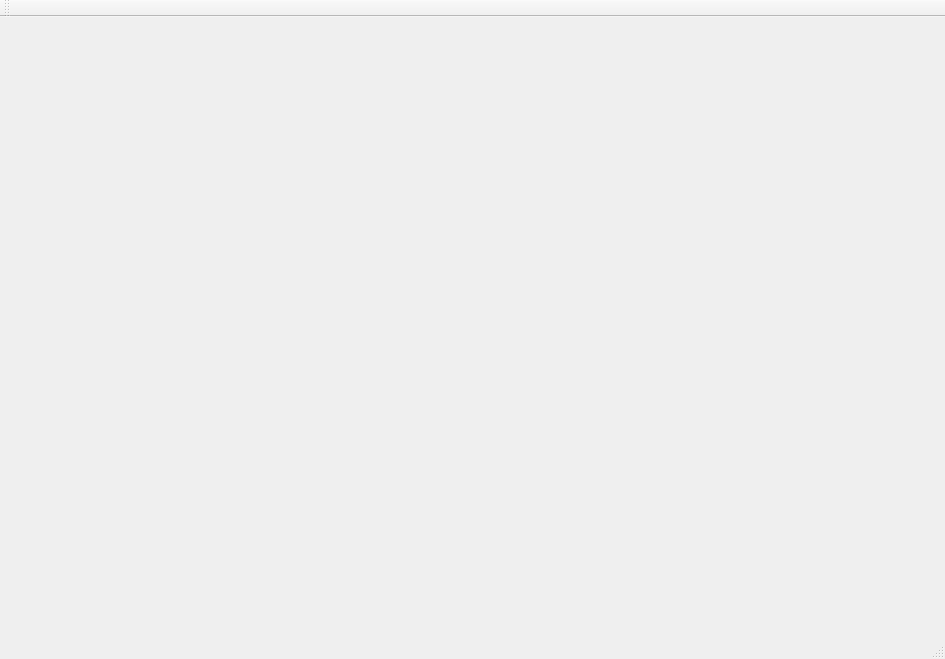
First picture: the form in tp_window/mainwindow.ui, repository timomop/Projet_qt, before the edit.
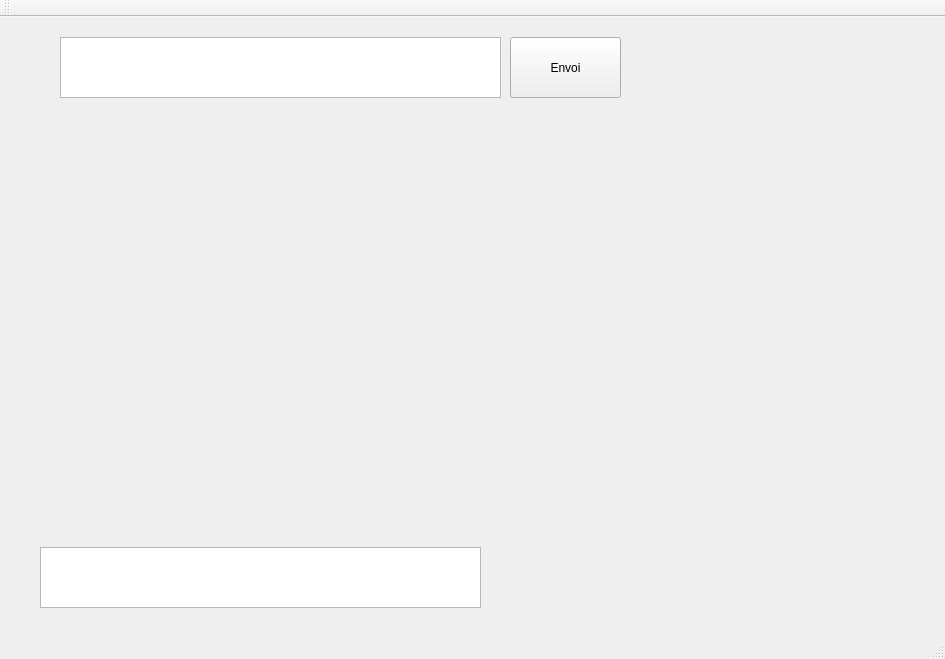
Second picture: the form after the edit.

Patch:
```diff
--- a/tp_window/mainwindow.ui
+++ b/tp_window/mainwindow.ui
@@ -17,10 +17,10 @@
    <widget class="QLabel" name="label_image1">
     <property name="geometry">
      <rect>
-      <x>30</x>
-      <y>130</y>
-      <width>151</width>
-      <height>181</height>
+      <x>330</x>
+      <y>150</y>
+      <width>281</width>
+      <height>261</height>
      </rect>
     </property>
     <property name="text">
@@ -30,10 +30,10 @@
    <widget class="QLabel" name="label_image1_2">
     <property name="geometry">
      <rect>
-      <x>210</x>
-      <y>130</y>
-      <width>151</width>
-      <height>181</height>
+      <x>20</x>
+      <y>150</y>
+      <width>271</width>
+      <height>251</height>
      </rect>
     </property>
     <property name="text">
@@ -43,27 +43,47 @@
    <widget class="QLabel" name="label_image1_3">
     <property name="geometry">
      <rect>
-      <x>390</x>
-      <y>130</y>
-      <width>151</width>
-      <height>181</height>
+      <x>650</x>
+      <y>150</y>
+      <width>281</width>
+      <height>261</height>
      </rect>
     </property>
     <property name="text">
      <string/>
     </property>
    </widget>
-   <widget class="QLabel" name="label_image1_4">
+   <widget class="QTextEdit" name="text_in">
     <property name="geometry">
      <rect>
-      <x>570</x>
-      <y>130</y>
-      <width>151</width>
-      <height>181</height>
+      <x>60</x>
+      <y>20</y>
+      <width>441</width>
+      <height>61</height>
      </rect>
     </property>
+   </widget>
+   <widget class="QPushButton" name="m_button">
+    <property name="geometry">
+     <rect>
+      <x>510</x>
+      <y>20</y>
+      <width>111</width>
+      <height>61</height>
+     </rect>
+    </property>
     <property name="text">
-     <string/>
+     <string>Envoi</string>
+    </property>
+   </widget>
+   <widget class="QTextEdit" name="text_in_2">
+    <property name="geometry">
+     <rect>
+      <x>40</x>
+      <y>530</y>
+      <width>441</width>
+      <height>61</height>
+     </rect>
     </property>
    </widget>
   </widget>
```
Left out of the diff: 2 changed lines with no effect on the pictures.
